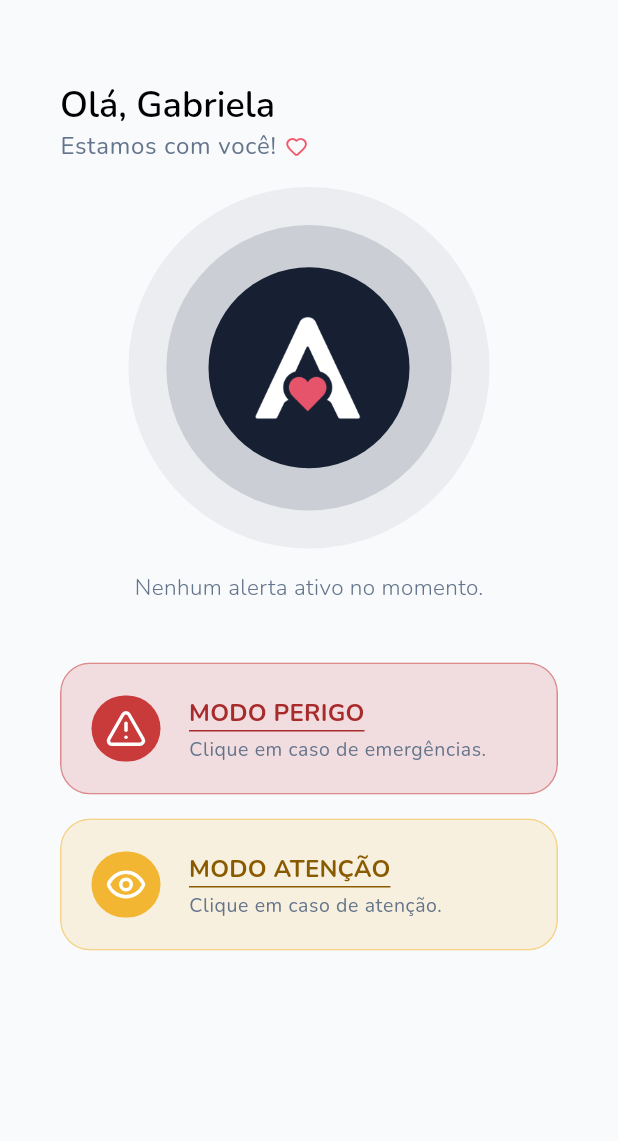
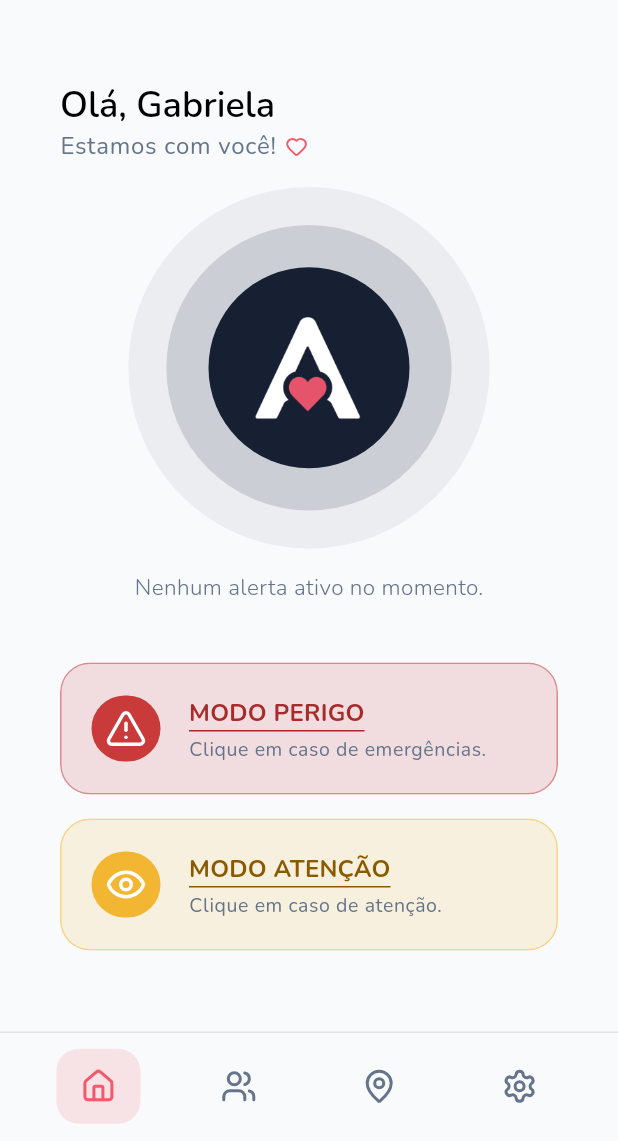
Before and after one commit to gabbiefl/ada_app, a Flutter app: the screen it shows after launch, on a phone screen of 412 x 824 dp, the part 95-1236 px from its top. Run offline on Flutter 3.47's test engine with Material 3 defaults, Android fonts, the phone set to English and light mode, and no system bars; our stand-ins replace lucide_icons_flutter.

Commit message:
feat: adiciona barra de navegação e o estado Modo perigo ativo na Home

```diff
--- /dev/null
+++ b/lib/core/widgets/ada_bottom_nav.dart
@@ -0,0 +1,89 @@
+// Barra de navegação inferior do ADA (Início, Rede, Mapa e Ajustes).
+//
+// Fica em core/widgets/ porque aparece em várias telas. Por enquanto é só visual:
+// quem usa informa qual item está ativo e o que fazer ao tocar. A navegação de
+// verdade (go_router) entra na Fase 4.
+
+import 'package:flutter/material.dart';
+import 'package:lucide_icons_flutter/lucide_icons.dart';
+
+class AdaBottomNav extends StatelessWidget {
+  const AdaBottomNav({super.key, this.currentIndex = 0, this.onTap});
+
+  final int currentIndex; // 0 início, 1 rede, 2 mapa, 3 ajustes
+  final ValueChanged<int>? onTap; // recebe o índice do item tocado
+
+  // Os ícones, na ordem da barra. `static const`: a lista é fixa.
+  static const _icons = [
+    LucideIcons.house,
+    LucideIcons.users,
+    LucideIcons.mapPin,
+    LucideIcons.settings,
+  ];
+
+  @override
+  Widget build(BuildContext context) {
+    final colors = Theme.of(context).colorScheme;
+
+    return DecoratedBox(
+      decoration: BoxDecoration(
+        border: Border(top: BorderSide(color: colors.outline)),
+      ),
+      // SafeArea: não deixa a barra ficar sob os botões do sistema do celular.
+      child: SafeArea(
+        top: false,
+        child: SizedBox(
+          height: 73,
+          child: Row(
+            // spaceEvenly: divide o espaço igualmente entre os 4 itens.
+            mainAxisAlignment: MainAxisAlignment.spaceEvenly,
+            children: [
+              for (var i = 0; i < _icons.length; i++)
+                _NavItem(
+                  icon: _icons[i],
+                  active: i == currentIndex,
+                  onTap: () => onTap?.call(i),
+                ),
+            ],
+          ),
+        ),
+      ),
+    );
+  }
+}
+
+class _NavItem extends StatelessWidget {
+  const _NavItem({
+    required this.icon,
+    required this.active,
+    required this.onTap,
+  });
+
+  final IconData icon;
+  final bool active;
+  final VoidCallback onTap;
+
+  @override
+  Widget build(BuildContext context) {
+    final colors = Theme.of(context).colorScheme;
+
+    return InkWell(
+      onTap: onTap,
+      borderRadius: BorderRadius.circular(15),
+      child: Container(
+        width: 56,
+        height: 50,
+        decoration: BoxDecoration(
+          // Item ativo: fundo rosa a 15% (cor primária do tema).
+          color: active ? colors.primary.withValues(alpha: 0.15) : null,
+          borderRadius: BorderRadius.circular(15),
+        ),
+        child: Icon(
+          icon,
+          size: 24,
+          color: active ? colors.primary : colors.onSurfaceVariant,
+        ),
+      ),
+    );
+  }
+}
--- a/lib/features/home/pages/home_page.dart
+++ b/lib/features/home/pages/home_page.dart
@@ -9,13 +9,19 @@ import 'package:flutter/material.dart';
 import 'package:lucide_icons_flutter/lucide_icons.dart';
 
 import 'package:ada_app/core/theme/mode_colors.dart';
+import 'package:ada_app/core/widgets/ada_bottom_nav.dart';
 import 'package:ada_app/features/home/widgets/mode_card.dart';
 import 'package:ada_app/features/home/widgets/mode_rings.dart';
+import 'package:ada_app/features/home/widgets/status_chip.dart';
 
 // StatefulWidget: agora a tela guarda algo que vive e muda, o controlador da
 // animação dos anéis. (Ver o resumo 04 de aprendizado sobre Stateless x Stateful.)
 class HomePage extends StatefulWidget {
-  const HomePage({super.key});
+  // dangerActive: só muda o visual (Modo Perigo ativo). O estado de verdade, que
+  // vem do app inteiro, entra na Fase 4; o modo em si, na Fase 7.
+  const HomePage({super.key, this.dangerActive = false});
+
+  final bool dangerActive;
 
   @override
   State<HomePage> createState() => _HomePageState();
@@ -53,7 +59,18 @@ class _HomePageState extends State<HomePage>
     final textTheme = theme.textTheme;
     final modeColors = ModeColors.of(context);
 
+    // Cores do símbolo central, conforme o estado.
+    final active = widget.dangerActive;
+    final ringColor = active ? modeColors.danger : modeColors.normal;
+    final circleColor = active
+        ? theme.colorScheme.onPrimary
+        : modeColors.normal;
+    final symbol = active
+        ? 'assets/images/simbolo_perigo.png'
+        : 'assets/images/simbolo_ada.png';
+
     return Scaffold(
+      bottomNavigationBar: const AdaBottomNav(),
       body: SafeArea(
         child: Column(
           children: [
@@ -134,24 +151,37 @@ class _HomePageState extends State<HomePage>
                     Stack(
                       alignment: Alignment.center,
                       children: [
-                        ModeRings(color: modeColors.normal, pulse: _pulse),
+                        ModeRings(color: ringColor, pulse: _pulse),
                         Container(
                           width: 134,
                           height: 134,
                           decoration: BoxDecoration(
                             shape: BoxShape.circle,
-                            color: modeColors.normal,
+                            color: circleColor,
                           ),
                           padding: const EdgeInsets.all(30),
-                          child: Image.asset('assets/images/simbolo_ada.png'),
+                          child: Image.asset(symbol),
                         ),
                       ],
                     ),
                     const SizedBox(height: 24),
-                    Text(
-                      'Nenhum alerta ativo no momento.',
-                      style: textTheme.bodyMedium,
-                    ),
+                    // Estado ativo: chip e instrução. Normal: frase de apoio.
+                    if (active) ...[
+                      StatusChip(
+                        label: 'Modo perigo ativo',
+                        color: modeColors.danger,
+                        textColor: modeColors.dangerText,
+                      ),
+                      const SizedBox(height: 8),
+                      Text(
+                        'Toque no ícone para desativar.',
+                        style: textTheme.labelMedium,
+                      ),
+                    ] else
+                      Text(
+                        'Nenhum alerta ativo no momento.',
+                        style: textTheme.bodyMedium,
+                      ),
                     const SizedBox(height: 40),
                     ModeCard(
                       title: 'MODO PERIGO',
```
Also changed, not shown: lib/features/home/widgets/status_chip.dart (added, +45 -0 lines), 1 other file.
